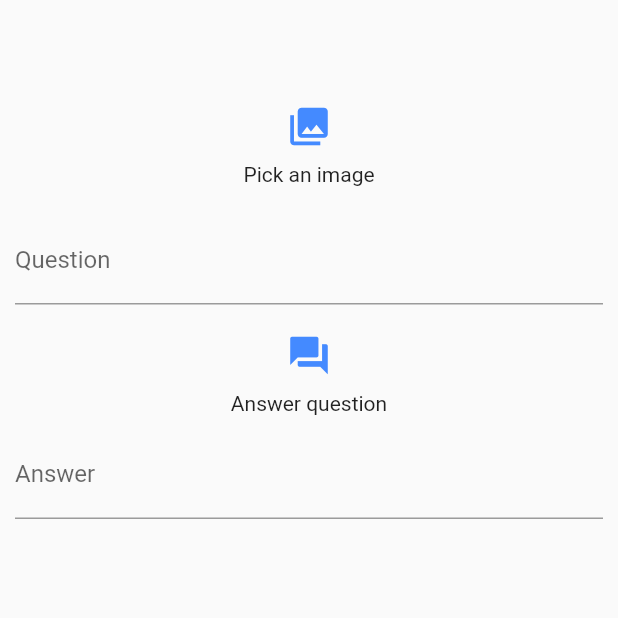
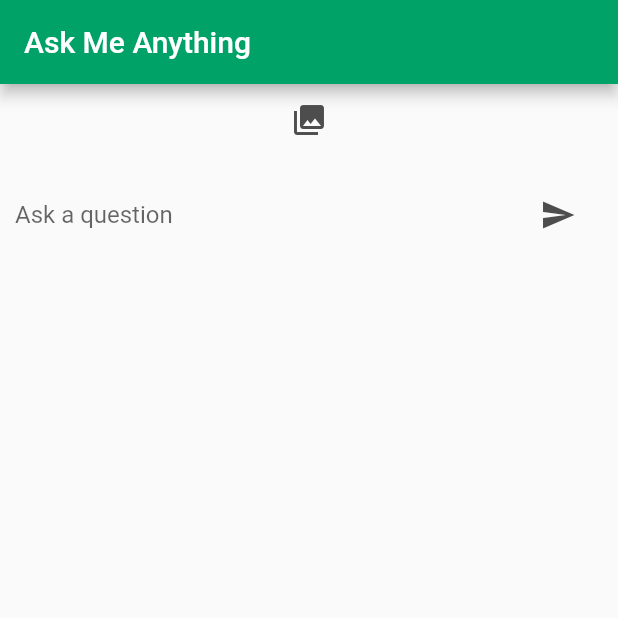
Before and after one commit to DnzzL/ama-flutter, a Flutter app: the screen it shows after launch, on a phone screen of 412 x 824 dp, the top half of it. Run offline on Flutter 3.47's test engine with Material 2 defaults, Android fonts, the phone set to English and light mode, and no system bars; our stand-ins replace image_picker; missing offline and left inert: firebase_ml_vision; accounts and stored records are empty.

Commit message:
refactored code

```diff
--- a/lib/main.dart
+++ b/lib/main.dart
@@ -3,6 +3,7 @@ import 'dart:io';
 
 import 'package:firebase_ml_vision/firebase_ml_vision.dart';
 import 'package:flutter/material.dart';
+import 'package:flutter_mlkit/ui/questionanswering.dart';
 import 'package:image_picker/image_picker.dart';
 import 'package:http/http.dart' as http;
 
@@ -14,6 +15,12 @@ class MyApp extends StatelessWidget {
     return MaterialApp(
       debugShowCheckedModeBanner: false,
       home: MyHomePage(),
+      theme: ThemeData(
+        brightness: Brightness.light,
+        primaryColor: Color.fromRGBO(0, 162, 103, 1),
+        accentColor: Color.fromRGBO(77, 77, 77, 1),
+        fontFamily: 'Roboto',
+      ),
     );
   }
 }
@@ -24,109 +31,13 @@ class MyHomePage extends StatefulWidget {
 }
 
 class _MyHomePageState extends State<MyHomePage> {
-  File pickedImage;
-  final _questionController = TextEditingController();
-  final _answerController = TextEditingController();
-  bool isImageLoaded = false;
-  var client = new http.Client();
-
-  Future pickImage() async {
-    var tempStore = await ImagePicker.pickImage(
-        source: ImageSource.gallery, maxWidth: 1024, maxHeight: 1024);
-
-    setState(() {
-      pickedImage = tempStore;
-      isImageLoaded = true;
-      _questionController.text = "";
-      _answerController.text = "";
-    });
-  }
-
-  Future readText() async {
-    FirebaseVisionImage ourImage = FirebaseVisionImage.fromFile(pickedImage);
-    TextRecognizer recognizeText = FirebaseVision.instance.textRecognizer();
-    VisionText readText = await recognizeText.processImage(ourImage);
-
-    var passage = "";
-    for (TextBlock block in readText.blocks) {
-      for (TextLine line in block.lines) {
-        for (TextElement word in line.elements) {
-          passage = passage + " " + word.text;
-        }
-      }
-    }
-    return passage;
-  }
-
-  Future answerQuestion() async {
-    var passage = await readText();
-    var question = _questionController.text;
-    var headers = {"Content-Type": "application/json"};
-    var request = {'passage': passage, 'question': question};
-
-    var response = await http.post("http://10.0.2.2:8000/qa",
-        headers: headers, body: json.encode(request));
-    _answerController.text = json.decode(response.body);
-  }
-
   @override
   Widget build(BuildContext context) {
-    return Scaffold(
-        body: SingleChildScrollView(
-            child: Column(
-      children: <Widget>[
-        SizedBox(height: 50.0),
-        isImageLoaded
-            ? Center(
-                child: Container(
-                    height: 300.0,
-                    width: 300.0,
-                    decoration: BoxDecoration(
-                        image: DecorationImage(
-                            image: FileImage(pickedImage), fit: BoxFit.cover))),
-              )
-            : Container(),
-        SizedBox(height: 10.0),
-        IconButton(
-          icon: Icon(
-            Icons.photo_library,
-          ),
-          color: Colors.blueAccent,
-          iconSize: 30.0,
-          tooltip: "Pick an image",
-          onPressed: pickImage,
-        ),
-        Text('Pick an image'),
-        SizedBox(height: 10.0),
-        Padding(
-            padding:
-                const EdgeInsets.symmetric(vertical: 10.0, horizontal: 10.0),
-            child: TextFormField(
-              decoration: InputDecoration(
-                labelText: 'Question',
-              ),
-              controller: _questionController,
-            )),
-        IconButton(
-          icon: Icon(Icons.question_answer),
-          color: Colors.blueAccent,
-          iconSize: 30.0,
-          tooltip: "Answer question",
-          onPressed: answerQuestion,
-        ),
-        Text('Answer question'),
-        Padding(
-            padding:
-                const EdgeInsets.symmetric(vertical: 10.0, horizontal: 10.0),
-            child: TextFormField(
-              decoration: InputDecoration(
-                labelText: 'Answer',
-              ),
-              readOnly: true,
-              controller: _answerController,
-            )
-        ),
-      ],
-    )));
+    return new Scaffold(
+      appBar: new AppBar(
+        title: new Text("Ask Me Anything"),
+      ),
+      body: QuestionAnswering(),
+    );
   }
 }
```
Also changed, not shown: lib/ui/questionanswering.dart (added, +172 -0 lines).
